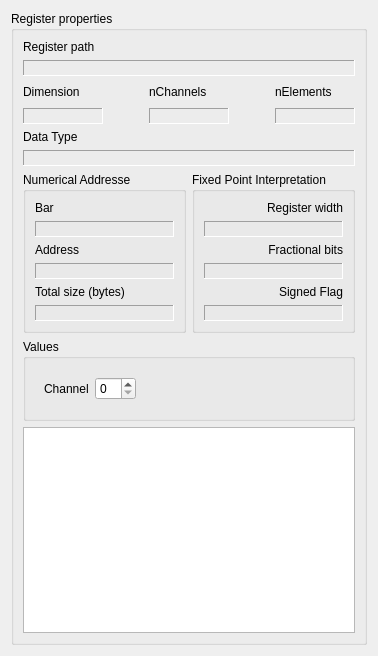
The window that src/PropertiesWidgetForm.ui (ChimeraTK/QtHardMon) describes before a commit, drawn with Qt 5.
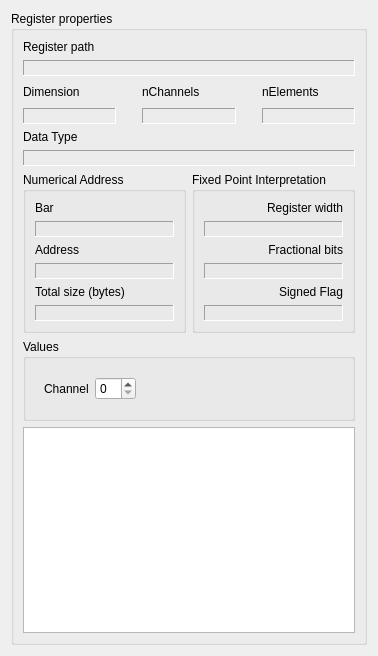
The same window after the commit.

Commit message: still optimising the layout

```diff
--- a/src/PropertiesWidgetForm.ui
+++ b/src/PropertiesWidgetForm.ui
@@ -120,7 +120,7 @@
           </property>
           <property name="sizeHint" stdset="0">
            <size>
-            <width>40</width>
+            <width>20</width>
             <height>20</height>
            </size>
           </property>
@@ -157,7 +157,7 @@
           </property>
           <property name="sizeHint" stdset="0">
            <size>
-            <width>40</width>
+            <width>20</width>
             <height>20</height>
            </size>
           </property>
@@ -218,7 +218,7 @@
            </sizepolicy>
           </property>
           <property name="title">
-           <string>Numerical Addresse</string>
+           <string>Numerical Address</string>
           </property>
           <layout class="QVBoxLayout" name="verticalLayout_2">
            <item>
```
Left out of the diff: 2 changed lines with no effect on the pictures. The commit also changes 1 other file.
